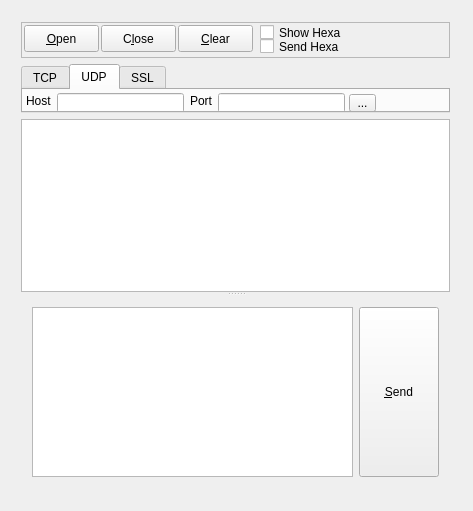
The window that app/tool/netclient/widget.ui (snoopspy/vdream) describes before a commit, drawn with Qt 5.
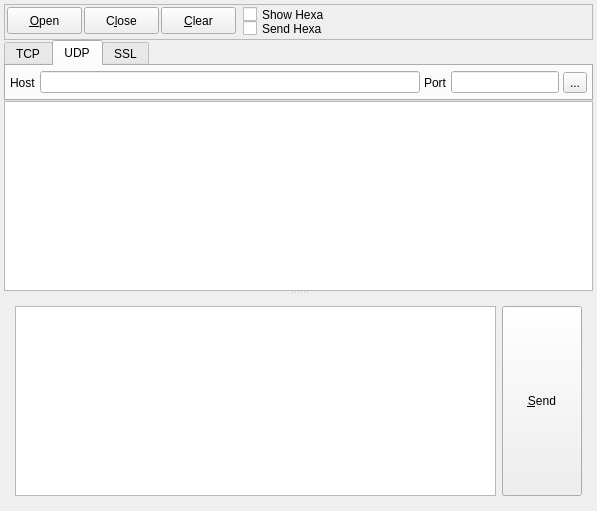
The same window after the commit. The open tabs and pages were chosen to show the change.

Commit message: Fix ui component properties

Patch:
```diff
--- a/app/tool/netclient/widget.ui
+++ b/app/tool/netclient/widget.ui
@@ -6,23 +6,34 @@
    <rect>
     <x>0</x>
     <y>0</y>
-    <width>473</width>
+    <width>597</width>
     <height>511</height>
    </rect>
   </property>
   <property name="windowTitle">
    <string>NetClient</string>
   </property>
-  <widget class="QWidget" name="layoutWidget">
-   <property name="geometry">
-    <rect>
-     <x>10</x>
-     <y>11</y>
-     <width>451</width>
-     <height>488</height>
-    </rect>
+  <layout class="QGridLayout" name="gridLayout">
+   <property name="leftMargin">
+    <number>4</number>
    </property>
+   <property name="topMargin">
+    <number>4</number>
+   </property>
+   <property name="rightMargin">
+    <number>4</number>
+   </property>
+   <property name="bottomMargin">
+    <number>4</number>
+   </property>
+   <property name="spacing">
+    <number>4</number>
+   </property>
+   <item row="0" column="0">
    <layout class="QVBoxLayout" name="mainLayout">
+     <property name="spacing">
+      <number>0</number>
+     </property>
     <item>
      <widget class="QFrame" name="frameTop">
       <property name="minimumSize">
@@ -87,7 +98,7 @@
         <rect>
          <x>239</x>
          <y>2</y>
-         <width>91</width>
+          <width>105</width>
          <height>17</height>
         </rect>
        </property>
@@ -100,7 +111,7 @@
         <rect>
          <x>239</x>
          <y>16</y>
-         <width>91</width>
+          <width>105</width>
          <height>17</height>
         </rect>
        </property>
@@ -112,18 +123,6 @@
     </item>
     <item>
      <widget class="QTabWidget" name="tabOption">
-      <property name="minimumSize">
-       <size>
-        <width>0</width>
-        <height>49</height>
-       </size>
-      </property>
-      <property name="maximumSize">
-       <size>
-        <width>16777215</width>
-        <height>49</height>
-       </size>
-      </property>
       <property name="currentIndex">
        <number>2</number>
       </property>
@@ -195,67 +194,52 @@
        <attribute name="title">
         <string>UDP</string>
        </attribute>
-       <widget class="QLineEdit" name="leUdpPort">
-        <property name="geometry">
-         <rect>
-          <x>195</x>
-          <y>3</y>
-          <width>127</width>
-          <height>20</height>
-         </rect>
-        </property>
-       </widget>
+        <layout class="QHBoxLayout" name="horizontalLayout_3" stretch="0,1,0,0,0">
+         <property name="spacing">
+          <number>4</number>
+         </property>
+         <property name="leftMargin">
+          <number>4</number>
+         </property>
+         <property name="topMargin">
+          <number>4</number>
+         </property>
+         <property name="rightMargin">
+          <number>4</number>
+         </property>
+         <property name="bottomMargin">
+          <number>4</number>
+         </property>
+         <item>
        <widget class="QLabel" name="lblUdpHost">
-        <property name="geometry">
-         <rect>
-          <x>3</x>
-          <y>3</y>
-          <width>25</width>
-          <height>16</height>
-         </rect>
-        </property>
         <property name="text">
          <string>Host</string>
         </property>
        </widget>
-       <widget class="QLineEdit" name="leUdpHost">
-        <property name="geometry">
-         <rect>
-          <x>34</x>
-          <y>3</y>
-          <width>127</width>
-          <height>20</height>
-         </rect>
-        </property>
-       </widget>
-       <widget class="QToolButton" name="tbUdpAdvence">
-        <property name="geometry">
-         <rect>
-          <x>326</x>
-          <y>4</y>
-          <width>27</width>
-          <height>18</height>
-         </rect>
-        </property>
-        <property name="text">
-         <string>...</string>
-        </property>
-       </widget>
+         </item>
+         <item>
+          <widget class="QLineEdit" name="leUdpHost"/>
+         </item>
+         <item>
        <widget class="QLabel" name="lblUdpPort">
-        <property name="geometry">
-         <rect>
-          <x>167</x>
-          <y>3</y>
-          <width>22</width>
-          <height>16</height>
-         </rect>
-        </property>
         <property name="text">
          <string>Port</string>
         </property>
        </widget>
-      </widget>
-      <widget class="QWidget" name="tab">
+         </item>
+         <item>
+          <widget class="QLineEdit" name="leUdpPort"/>
+         </item>
+         <item>
+          <widget class="QToolButton" name="tbUdpAdvence">
+           <property name="text">
+            <string>...</string>
+           </property>
+          </widget>
+         </item>
+        </layout>
+       </widget>
+       <widget class="QWidget" name="tabSsl">
        <attribute name="title">
         <string>SSL</string>
        </attribute>
@@ -362,7 +346,8 @@
      </widget>
     </item>
    </layout>
-  </widget>
+   </item>
+  </layout>
  </widget>
  <layoutdefault spacing="6" margin="11"/>
  <tabstops>
```
Left out of the diff: 156 changed lines with no effect on the pictures. Lines whose indentation alone changed are shown as unchanged. The commit also changes 1 other file.
